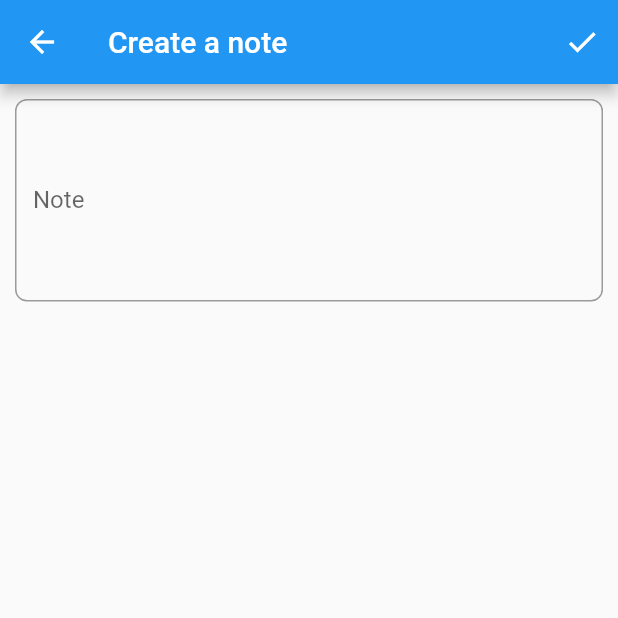
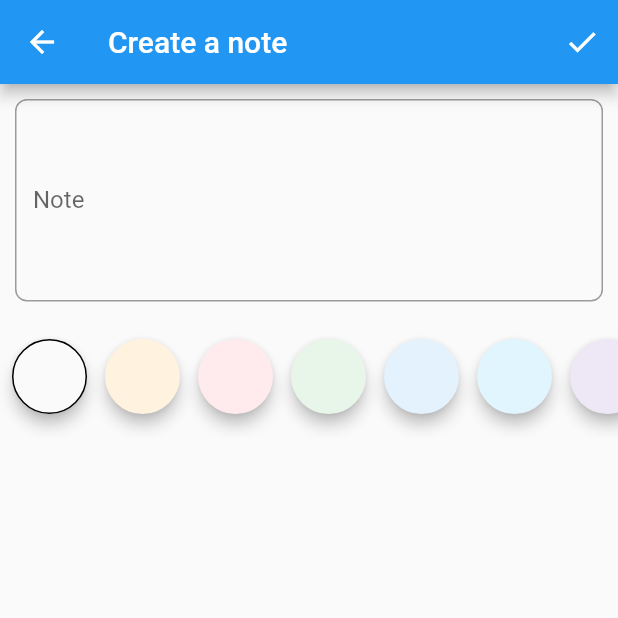
Before and after one commit to jinbekim/todolist, a Flutter app: the NoteFormPageScaffold screen opened directly, on a phone screen of 412 x 824 dp, the top half of it. Run offline on Flutter 3.47's test engine with Material 2 defaults, Android fonts, the phone set to English and light mode, and no system bars; our stand-ins replace cloud_firestore, dartz, firebase_auth, firebase_core, flutter_hooks, freezed_annotation and 5 more; accounts and stored records are empty.

Commit message:
add: color field

```diff
--- a/lib/presentation/notes/note_form/note_form_page.dart
+++ b/lib/presentation/notes/note_form/note_form_page.dart
@@ -4,6 +4,7 @@ import 'package:get/get.dart';
 import 'package:todolist/application/notes/form/note_form_controller.dart';
 import 'package:todolist/domain/notes/note.dart';
 import 'package:todolist/presentation/notes/note_form/widgets/body_field_widget.dart';
+import 'package:todolist/presentation/notes/note_form/widgets/color_field_widget.dart';
 
 class NoteFormPage extends StatelessWidget {
   final Note? editedNote;
@@ -94,6 +95,7 @@ class NoteFormPageScaffold extends StatelessWidget {
             child: Column(
               children: const [
                 BodyField(),
+                ColorField(),
               ],
             ),
           ),
--- /dev/null
+++ b/lib/presentation/notes/note_form/widgets/color_field_widget.dart
@@ -0,0 +1,52 @@
+import 'package:flutter/material.dart';
+import 'package:get/get.dart';
+import 'package:todolist/application/notes/form/note_form_controller.dart';
+import 'package:todolist/domain/notes/value_objects.dart';
+
+class ColorField extends StatelessWidget {
+  const ColorField({super.key});
+
+  @override
+  Widget build(BuildContext context) {
+    return SizedBox(
+      height: 80,
+      child: ListView.separated(
+        padding: const EdgeInsets.symmetric(horizontal: 8),
+        physics: const BouncingScrollPhysics(),
+        scrollDirection: Axis.horizontal,
+        itemBuilder: (context, index) {
+          final itemColor = NoteColor.predefinedColors[index];
+          return Obx(
+            () => GestureDetector(
+              onTap: () {
+                NoteFormController.to.colorChanged(itemColor);
+              },
+              child: Material(
+                color: itemColor,
+                elevation: 4,
+                shape: CircleBorder(
+                  side: NoteFormController.to.state.value.note.color.value.fold(
+                    (_) => BorderSide.none,
+                    (color) => BorderSide(
+                      color: color == itemColor
+                          ? Colors.black
+                          : Colors.transparent,
+                    ),
+                  ),
+                ),
+                child: const SizedBox(
+                  width: 50,
+                  height: 50,
+                ),
+              ),
+            ),
+          );
+        },
+        separatorBuilder: (context, index) => const SizedBox(
+          width: 12,
+        ),
+        itemCount: NoteColor.predefinedColors.length,
+      ),
+    );
+  }
+}
```
